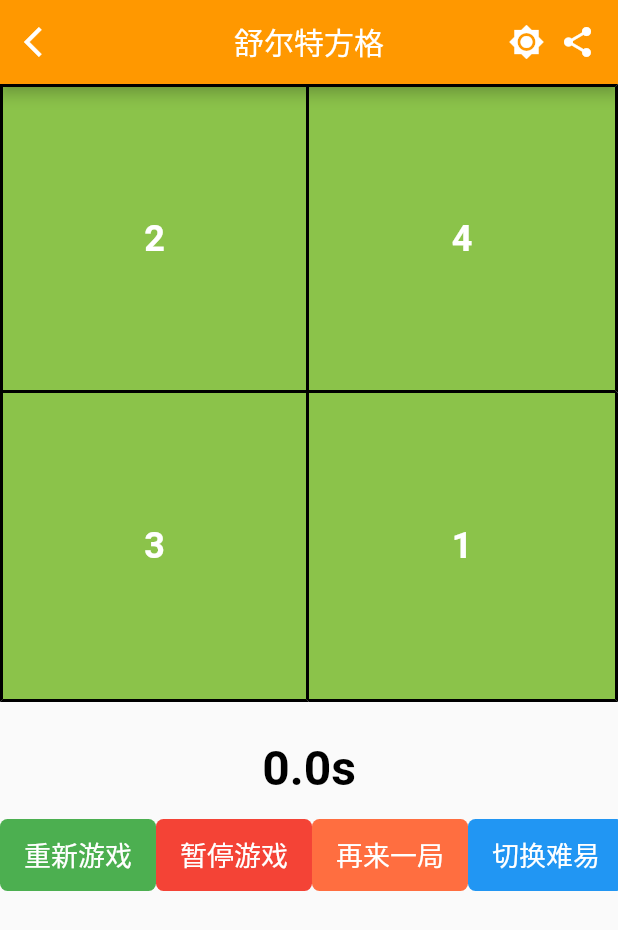
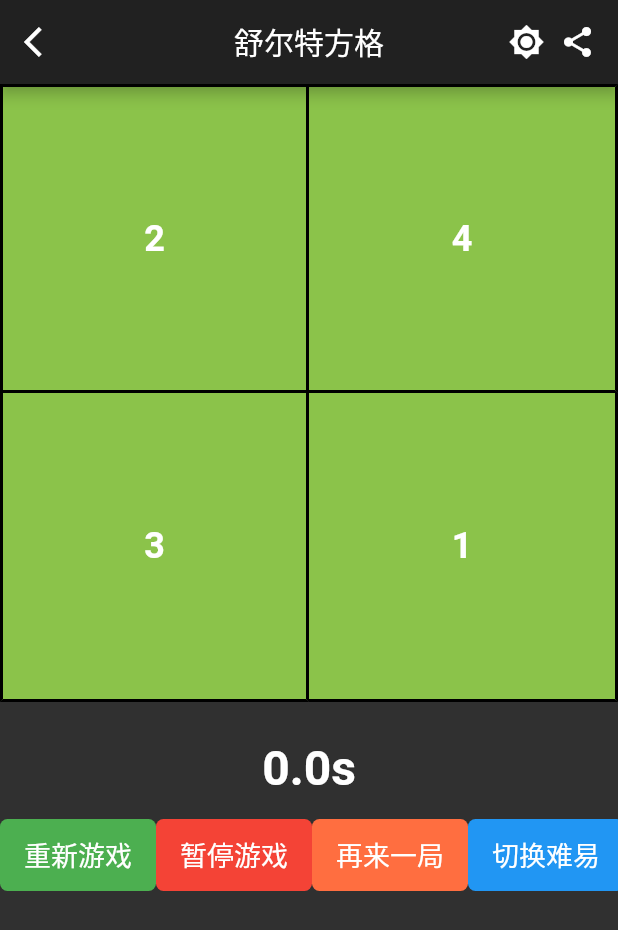
Before and after one commit to HeroLBJ/Flutter_UP, a Flutter app: the First003Page screen opened directly, after a tap on the "brightness high" icon, on a phone screen of 412 x 824 dp. Shown: the top 930 px of the screen. Run offline on Flutter 3.47's test engine with Material 2 defaults, Android fonts, the phone set to English and light mode, and no system bars; our stand-ins replace after_layout, bot_toast, cached_network_image, sticky_headers.

Commit message:
007： 1.无极剑圣 2.provider使用

```diff
--- a/lib/main.dart
+++ b/lib/main.dart
@@ -1,5 +1,8 @@
+import 'package:bot_toast/bot_toast.dart';
 import 'package:flutter/material.dart';
 import 'package:flutter_up/tool/provider/ProviderTool.dart';
+import 'package:flutter_up/tool/provider/ThemeProvider.dart';
+import 'package:flutter_up/tool/toast/ToastTool.dart';
 import 'package:flutter_up/ui/first/first_main_page.dart';
 import 'package:flutter_up/ui/fourth/fourth_main_page.dart';
 import 'package:flutter_up/ui/second/second_main_page.dart';
@@ -16,12 +19,33 @@ class MyApp extends StatelessWidget {
     return MaterialApp(
       title: 'FLUTTER',
       debugShowCheckedModeBanner: false,
-      theme: ThemeData(
-        primarySwatch: Colors.orange,
-        visualDensity: VisualDensity.adaptivePlatformDensity,
-      ),
-      home: Index(),
+      builder: BotToastInit(),
+      navigatorObservers: [BotToastNavigatorObserver()],
+      theme: Provider.of<ThemeProvider>(context).getTheme(),
+      home: WillPopBack(),
     );
+  }
+}
+
+// ignore: must_be_immutable
+class WillPopBack extends StatelessWidget {
+  DateTime currentDateTime;
+
+  @override
+  Widget build(BuildContext context) {
+    return WillPopScope(
+        child: Index(),
+        onWillPop: () async {
+          if (currentDateTime == null ||
+              DateTime.now().difference(currentDateTime) >=
+                  Duration(seconds: 2)) {
+            ToastTool.showText('再按一次退出');
+            currentDateTime = DateTime.now();
+            return false;
+          } else {
+            return true;
+          }
+        });
   }
 }
 
--- a/lib/tool/AppBarTool.dart
+++ b/lib/tool/AppBarTool.dart
@@ -1,4 +1,6 @@
 import 'package:flutter/material.dart';
+import 'package:flutter_up/tool/provider/ThemeProvider.dart';
+import 'package:provider/provider.dart';
 
 class AppBarTool {
   static getAppBar(BuildContext context, String title,
@@ -20,7 +22,9 @@ class AppBarTool {
       ),
       actions: <Widget>[
         InkWell(
-          onTap: () {},
+          onTap: () {
+            Provider.of<ThemeProvider>(context,listen: false).switchTheme();
+          },
           child: Icon(Icons.brightness_high, color: color),
         ),
         SizedBox(width: 10),
--- a/lib/tool/ColorTool.dart
+++ b/lib/tool/ColorTool.dart
@@ -32,4 +32,6 @@ class ColorTool {
     Colors.deepPurple,
     Colors.deepPurpleAccent,
   ];
+
+
 }
--- a/lib/tool/hero/HeroTool.dart
+++ b/lib/tool/hero/HeroTool.dart
@@ -2,6 +2,7 @@ import 'dart:math';
 
 import 'package:flutter_up/tool/hero/Hero.dart';
 import 'package:flutter_up/tool/hero/HeroData.dart';
+
 
 class HeroTool {
   /// 获取所有英雄列表
--- a/lib/tool/provider/ProviderTool.dart
+++ b/lib/tool/provider/ProviderTool.dart
@@ -1,3 +1,4 @@
+import 'package:flutter_up/tool/provider/ThemeProvider.dart';
 import 'package:flutter_up/ui/first/first003/first_003_provider.dart';
 import 'package:flutter_up/ui/third/third004/Third004Provider.dart';
 import 'package:provider/provider.dart';
@@ -6,5 +7,5 @@ import 'package:provider/single_child_widget.dart';
 List<SingleChildWidget> providers = [
   ChangeNotifierProvider(create: (context) => First003Provider()),
   ChangeNotifierProvider(create: (context) => Third004Provider()),
-
+  ChangeNotifierProvider(create: (context) => ThemeProvider()),
 ];
--- /dev/null
+++ b/lib/tool/provider/ThemeProvider.dart
@@ -0,0 +1,41 @@
+import 'package:flutter/material.dart';
+
+enum ThemeType { LIGHT, DARK }
+
+class ThemeProvider extends ChangeNotifier {
+  ThemeType _currentThemeType = ThemeType.LIGHT;
+  ThemeData _currentThemeData;
+
+  switchTheme() {
+    if (_currentThemeType == ThemeType.LIGHT) {
+      _currentThemeType = ThemeType.DARK;
+      _currentThemeData = _darkTheme();
+    } else {
+      _currentThemeType = ThemeType.LIGHT;
+      _currentThemeData = _lightTheme();
+    }
+    notifyListeners();
+  }
+
+  ThemeData getTheme() {
+    if (_currentThemeData == null) {
+      _currentThemeData = _lightTheme();
+    }
+    return _currentThemeData;
+  }
+
+  _darkTheme() {
+    return ThemeData(
+        brightness: Brightness.dark,
+        accentColor: Colors.white,
+        dividerColor: Color(0xffededed));
+  }
+
+  _lightTheme() {
+    return ThemeData(
+      brightness: Brightness.light,
+      primarySwatch: Colors.orange,
+      visualDensity: VisualDensity.adaptivePlatformDensity,
+    );
+  }
+}
--- a/lib/ui/first/first001/first_001_page.dart
+++ b/lib/ui/first/first001/first_001_page.dart
@@ -46,7 +46,6 @@ class _First001PageState extends State<First001Page>
       tabs: _buildTabBarChild(),
       labelStyle: activeStyle,
       labelColor: Colors.orange,
-      unselectedLabelColor: Colors.black,
       unselectedLabelStyle: defaultStyle,
       indicatorSize: TabBarIndicatorSize.label,
     );
--- a/lib/ui/first/first003/first_003_page.dart
+++ b/lib/ui/first/first003/first_003_page.dart
@@ -126,7 +126,6 @@ class _First003PageState extends State<First003Page>
             Text(
                 '${Provider.of<First003Provider>(context).gameTime.toStringAsFixed(1)}s',
                 style: TextStyle(
-                    color: Colors.black,
                     fontSize: 32,
                     fontWeight: FontWeight.bold)),
             SizedBox(height: 15),
--- a/lib/ui/third/third004/third_004_page.dart
+++ b/lib/ui/third/third004/third_004_page.dart
@@ -28,7 +28,6 @@ class Third004Page extends StatelessWidget {
               return Text(
                 '${num}',
                 style: TextStyle(
-                    color: Colors.black,
                     fontSize: 24,
                     fontWeight: FontWeight.bold),
               );
@@ -42,7 +41,6 @@ class Third004Page extends StatelessWidget {
                 return Text(
                   '${result.num}',
                   style: TextStyle(
-                      color: Colors.black,
                       fontSize: 24,
                       fontWeight: FontWeight.bold),
                 );
--- a/pubspec.yaml
+++ b/pubspec.yaml
@@ -27,6 +27,7 @@ dependencies:
   sticky_headers: ^0.1.8 # 吸顶效果
   after_layout: ^1.0.7+2 # 延迟加载
   cached_network_image: ^2.2.0+1 # 网络图片缓存
+  bot_toast: ^3.0.1 # 全局弹框
 
 
   # The following adds the Cupertino Icons font to your application.
```
Also changed, not shown: lib/tool/toast/ToastTool.dart (added, +18 -0 lines), lib/ui/first/first_main_page.dart (+9 -0 lines), lib/ui/test.dart (added, +30 -0 lines), pubspec.lock.
